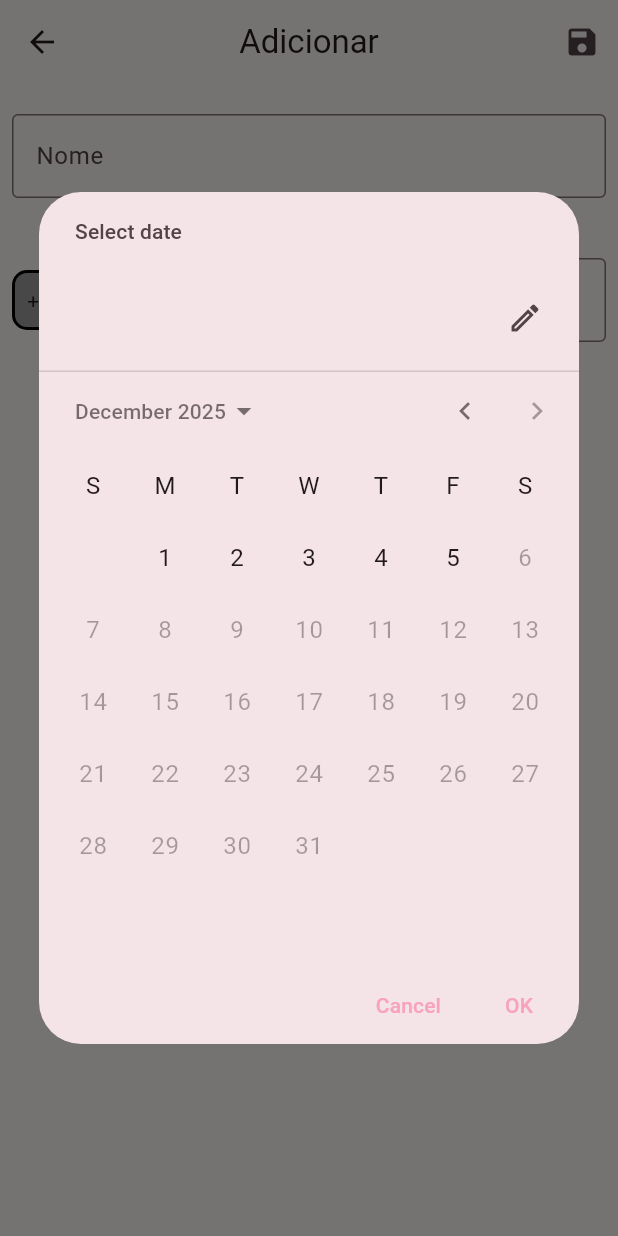
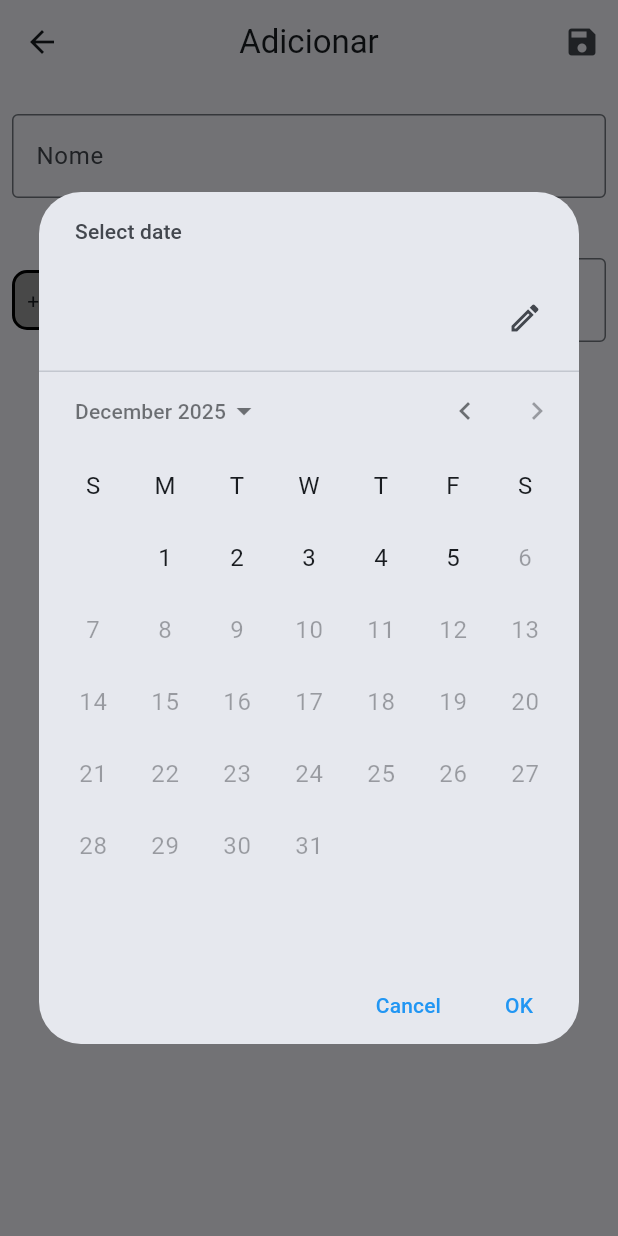
Before and after one commit to RiqAnas/calendarioDeAniversarios, a Flutter app: the Personformpage screen opened by its route, after a tap on "Selecione a data", on a phone screen of 412 x 824 dp. Run offline on Flutter 3.47's test engine with Material 3 defaults, Android fonts, the light colour scheme and no system bars; our stand-ins replace sqflite; accounts and stored records are empty.

Commit message:
Parte visual das pastas

```diff
--- a/lib/components/foldersList.dart
+++ b/lib/components/foldersList.dart
@@ -2,7 +2,6 @@ import 'package:aniversariodois/components/foldersListTile.dart';
 import 'package:aniversariodois/core/models/folder.dart';
 import 'package:aniversariodois/core/models/person.dart';
 import 'package:aniversariodois/core/services/folderService.dart';
-import 'package:aniversariodois/core/utils/routes.dart';
 import 'package:flutter/material.dart';
 import 'package:provider/provider.dart';
 
@@ -28,25 +27,6 @@ class _FolderslistState extends State<Folderslist> {
 
   @override
   Widget build(BuildContext context) {
-    Widget _addButton() {
-      return IconButton(
-        onPressed: () {
-          if (widget.folders == null) {
-            Navigator.of(context).pushNamed(
-              Routes.FOLDERFORM,
-              arguments: {'person': widget.person, 'folder': null},
-            );
-          } else {
-            Navigator.of(context).pushNamed(
-              Routes.FOLDERFORM,
-              arguments: {'person': widget.person, 'folder': widget.folders},
-            );
-          }
-        },
-        icon: Icon(Icons.add),
-      );
-    }
-
     // TODO: implement build
     return StreamBuilder(
       stream: Provider.of<Folderservice>(context, listen: false).folders,
@@ -55,16 +35,18 @@ class _FolderslistState extends State<Folderslist> {
           return const Center(child: CircularProgressIndicator());
         } else if (!folders.hasData || folders.data!.isEmpty) {
           return Row(
-            mainAxisAlignment: MainAxisAlignment.end,
-            children: [_addButton()],
+            crossAxisAlignment: CrossAxisAlignment.center,
+            children: [],
           );
         } else {
           List<Folder> folder = folders.data!
               .where((folder) => folder.folderId == widget.folders?.id)
               .toList();
-          return SizedBox(
-            width: double.infinity,
-            height: 60,
+          return Padding(
+            padding: const EdgeInsets.symmetric(vertical: 15.0),
+            child: SizedBox(
+              width: MediaQuery.of(context).size.width * 0.9,
+              height: 80,
               child: Row(
                 children: [
                   Expanded(
@@ -75,9 +57,8 @@ class _FolderslistState extends State<Folderslist> {
                           .toList(),
                     ),
                   ),
-                const Spacer(),
-                _addButton(),
                 ],
+              ),
             ),
           );
         }
--- a/lib/main.dart
+++ b/lib/main.dart
@@ -19,7 +19,7 @@ class MyApp extends StatelessWidget {
 
   @override
   Widget build(BuildContext context) {
-    Color color = const Color.fromARGB(255, 248, 162, 191);
+    Color color = Colors.blue;
     return MultiProvider(
       providers: [
         ChangeNotifierProvider(create: (_) => Personservice()),
--- a/lib/pages/notesMenuPage.dart
+++ b/lib/pages/notesMenuPage.dart
@@ -46,9 +46,30 @@ class _NotesmenupageState extends State<Notesmenupage> {
           ? AppBar(title: Text("Notas de ${person!.nome}"), centerTitle: true)
           : null,
       body: Padding(
-        padding: const EdgeInsets.all(15.0),
+        padding: const EdgeInsets.symmetric(horizontal: 15.0),
         child: Column(
           children: [
+            Row(
+              mainAxisAlignment: MainAxisAlignment.end,
+              children: [
+                IconButton(
+                  onPressed: () {
+                    if (folder == null) {
+                      Navigator.of(context).pushNamed(
+                        Routes.FOLDERFORM,
+                        arguments: {'person': person, 'folder': null},
+                      );
+                    } else {
+                      Navigator.of(context).pushNamed(
+                        Routes.FOLDERFORM,
+                        arguments: {'person': person, 'folder': folder},
+                      );
+                    }
+                  },
+                  icon: Icon(Icons.add, fontWeight: FontWeight.bold),
+                ),
+              ],
+            ),
             Folderslist(person: person!, folders: folder),
             Notesgrid(person: person!, folder: folder),
           ],
```
Also changed, not shown: lib/components/foldersListTile.dart (+86 -9 lines). Lines whose indentation alone changed are shown as unchanged.
